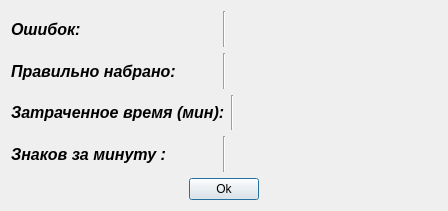
Above: Easy-work/Plugin/RegimeFile/RegimeFile/infoPrint.ui from KeyGen/Easy-work before the change. Below: the same form after it.
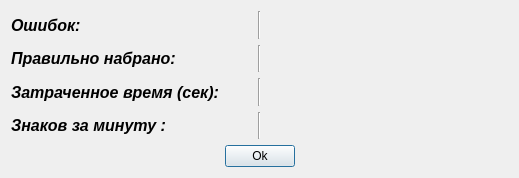
That is the form after the change.

```diff
--- a/Easy-work/Plugin/RegimeFile/RegimeFile/infoPrint.ui
+++ b/Easy-work/Plugin/RegimeFile/RegimeFile/infoPrint.ui
@@ -6,8 +6,8 @@
    <rect>
     <x>0</x>
     <y>0</y>
-    <width>448</width>
-    <height>211</height>
+    <width>519</width>
+    <height>178</height>
    </rect>
   </property>
   <property name="windowTitle">
@@ -148,7 +148,7 @@
         </font>
        </property>
        <property name="text">
-        <string>Затраченное время (мин):</string>
+        <string>Затраченное время (сек):</string>
        </property>
       </widget>
      </item>
```
